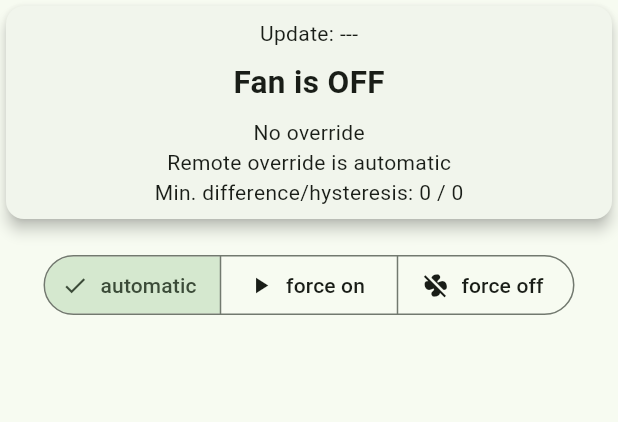
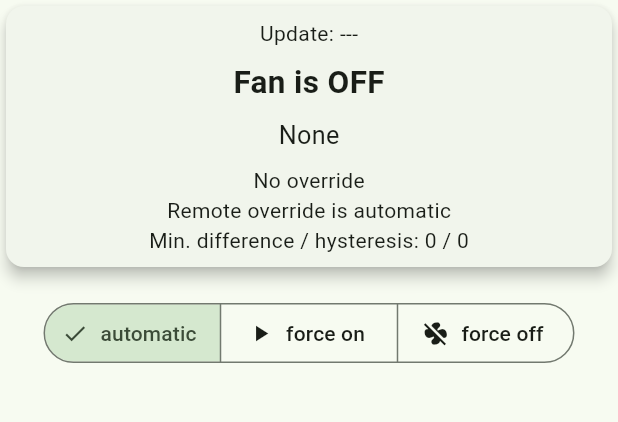
Before and after one commit to aluedtke7/dew-point-fan-app, a Flutter app: the screen it shows after launch, on a phone screen of 412 x 824 dp, the part 84-506 px from its top. Run offline on Flutter 3.47's test engine with Material 3 defaults, Android fonts, the phone set to English and light mode, and no system bars; our stand-ins replace equatable, flutter_bloc, theme_provider; generated files the repository leaves out were written again; network calls fail.

Commit message:
Reason displayed (only available on bluetooth version of controller)

```diff
--- a/lib/models/dew_point_data.dart
+++ b/lib/models/dew_point_data.dart
@@ -3,6 +3,7 @@ import 'package:dpfa/models/sensor_data.dart';
 class DewPointData {
   DateTime? update;
   List<SensorData> sensors = <SensorData>[];
+  int reason = 0;
   bool venting = false;
   bool override = false;
   int remoteOverride = 0;
@@ -12,6 +13,7 @@ class DewPointData {
   DewPointData({
     this.update,
     this.sensors = const [],
+    this.reason = 0,
     this.venting = false,
     this.override = false,
     this.remoteOverride = 0,
@@ -19,12 +21,15 @@ class DewPointData {
     this.hysteresis = 0,
   });
 
-  factory DewPointData.fromJson(Map<String, dynamic> json){
+  factory DewPointData.fromJson(Map<String, dynamic> json) {
     List<dynamic> sensorData = json['sensors'];
     sensorData.removeWhere((element) => element == null);
     return DewPointData(
       update: DateTime.tryParse(json['update'] ?? ''),
-      sensors: sensorData.isEmpty ? [] : sensorData.map((e) => SensorData.fromJson(e)).toList(),
+      sensors: sensorData.isEmpty
+          ? []
+          : sensorData.map((e) => SensorData.fromJson(e)).toList(),
+      reason: json['reason'] ?? 0,
       venting: json['venting'],
       override: json['override'],
       remoteOverride: json['remote_override'] ?? 0,
--- a/lib/repository/dew_point_repository.dart
+++ b/lib/repository/dew_point_repository.dart
@@ -1,10 +1,9 @@
 import 'dart:convert';
-
-import 'package:flutter/material.dart';
-import 'package:http/http.dart' as http;
 
 import 'package:dpfa/models/dew_point_data.dart';
 import 'package:dpfa/models/remote_control_data.dart';
+import 'package:flutter/material.dart';
+import 'package:http/http.dart' as http;
 
 class DewPointRepository {
   String dewPointFanUrl = '';
--- a/lib/widgets/action_choice.dart
+++ b/lib/widgets/action_choice.dart
@@ -1,9 +1,8 @@
-import 'package:flutter/material.dart';
-import 'package:flutter_bloc/flutter_bloc.dart';
-
 import 'package:dpfa/bloc/selected_override_bloc.dart';
 import 'package:dpfa/components/i18n_util.dart';
 import 'package:dpfa/repository/dew_point_repository.dart';
+import 'package:flutter/material.dart';
+import 'package:flutter_bloc/flutter_bloc.dart';
 
 class ActionChoice extends StatefulWidget {
   const ActionChoice({super.key});
--- a/lib/widgets/sensor_card.dart
+++ b/lib/widgets/sensor_card.dart
@@ -1,7 +1,6 @@
-import 'package:flutter/material.dart';
-
 import 'package:dpfa/components/i18n_util.dart';
 import 'package:dpfa/models/sensor_data.dart';
+import 'package:flutter/material.dart';
 
 class SensorCard extends StatelessWidget {
   const SensorCard({
--- a/lib/widgets/status_card.dart
+++ b/lib/widgets/status_card.dart
@@ -1,8 +1,7 @@
+import 'package:dpfa/components/i18n_util.dart';
+import 'package:dpfa/models/dew_point_data.dart';
+import 'package:dpfa/models/extensions.dart';
 import 'package:flutter/material.dart';
-
-import 'package:dpfa/components/i18n_util.dart';
-import 'package:dpfa/models/extensions.dart';
-import 'package:dpfa/models/dew_point_data.dart';
 
 class StatusCard extends StatelessWidget {
   const StatusCard({
@@ -35,6 +34,13 @@ class StatusCard extends StatelessWidget {
                     textScaler: const TextScaler.linear(1.5),
                   ),
                 ),
+                Padding(
+                  padding: const EdgeInsets.only(bottom: 8.0),
+                  child: Text(
+                    i18n(context).reasons(dewPointData.reason.toString()),
+                    textScaler: const TextScaler.linear(1.2),
+                  ),
+                ),
                 Text(i18n(context).manual_override(dewPointData.override.toString())),
                 Text(i18n(context).remote_override(dewPointData.remoteOverride)),
                 Text(i18n(context).hysteresis(dewPointData.diffMin, dewPointData.hysteresis)),
--- a/pubspec.yaml
+++ b/pubspec.yaml
@@ -2,7 +2,7 @@ name: dpfa
 description: "Dew Point Fan"
 publish_to: 'none' # Remove this line if you wish to publish to pub.dev
 
-version: 1.0.1+6
+version: 1.0.1+7
 
 environment:
   sdk: '>=3.2.3 <4.0.0'
```
Also changed, not shown: lib/l10n/app_de.arb (+3 -5 lines), lib/l10n/app_en.arb (+8 -20 lines), lib/main.dart (+6 -8 lines), lib/views/main_page.dart (+4 -6 lines), pubspec.lock, 1 other file.
